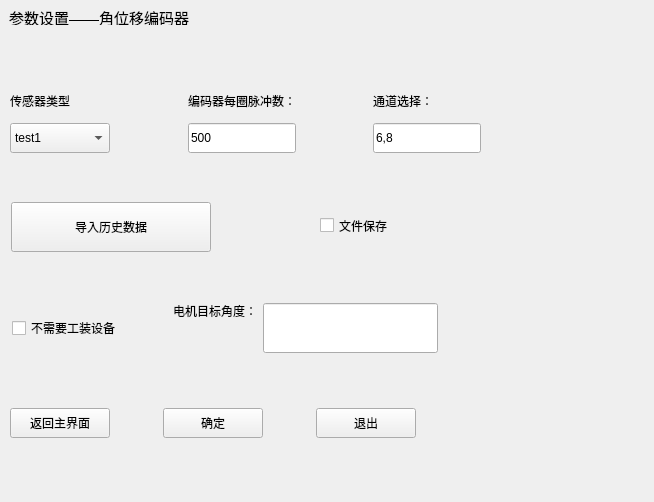
Qt form ui_param/paramwin_angleencoder.ui (Dirck-YHP/Proj_sensor_detect) before a commit.
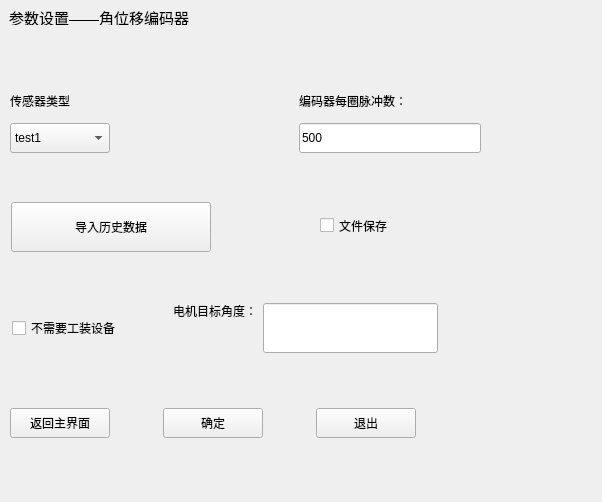
The same form after that commit.

Commit message: 给所有类添加输入通道映射

```diff
--- a/ui_param/paramwin_angleencoder.ui
+++ b/ui_param/paramwin_angleencoder.ui
@@ -6,7 +6,7 @@
    <rect>
     <x>0</x>
     <y>0</y>
-    <width>654</width>
+    <width>602</width>
     <height>502</height>
    </rect>
   </property>
@@ -114,7 +114,7 @@
     <string>文件保存</string>
    </property>
   </widget>
-  <widget class="QWidget" name="">
+  <widget class="QWidget" name="layoutWidget">
    <property name="geometry">
     <rect>
      <x>10</x>
@@ -191,7 +191,7 @@
     </item>
    </layout>
   </widget>
-  <widget class="QWidget" name="">
+  <widget class="QWidget" name="layoutWidget">
    <property name="geometry">
     <rect>
      <x>10</x>
@@ -288,53 +288,7 @@
      </layout>
     </item>
     <item>
-     <spacer name="horizontalSpacer_4">
-      <property name="orientation">
-       <enum>Qt::Horizontal</enum>
-      </property>
-      <property name="sizeHint" stdset="0">
-       <size>
-        <width>26</width>
-        <height>47</height>
-       </size>
-      </property>
-     </spacer>
-    </item>
-    <item>
-     <layout class="QVBoxLayout" name="verticalLayout_3">
-      <item>
-       <widget class="QLabel" name="label_7">
-        <property name="maximumSize">
-         <size>
-          <width>16777215</width>
-          <height>30</height>
-         </size>
-        </property>
-        <property name="text">
-         <string>通道选择：</string>
-        </property>
-       </widget>
-      </item>
-      <item>
-       <widget class="QLineEdit" name="lineE_channel">
-        <property name="minimumSize">
-         <size>
-          <width>100</width>
-          <height>30</height>
-         </size>
-        </property>
-        <property name="maximumSize">
-         <size>
-          <width>200</width>
-          <height>30</height>
-         </size>
-        </property>
-        <property name="text">
-         <string>6,8</string>
-        </property>
-       </widget>
-      </item>
-     </layout>
+     <layout class="QVBoxLayout" name="verticalLayout_3"/>
     </item>
    </layout>
   </widget>
```
The commit also changes 22 other files.
